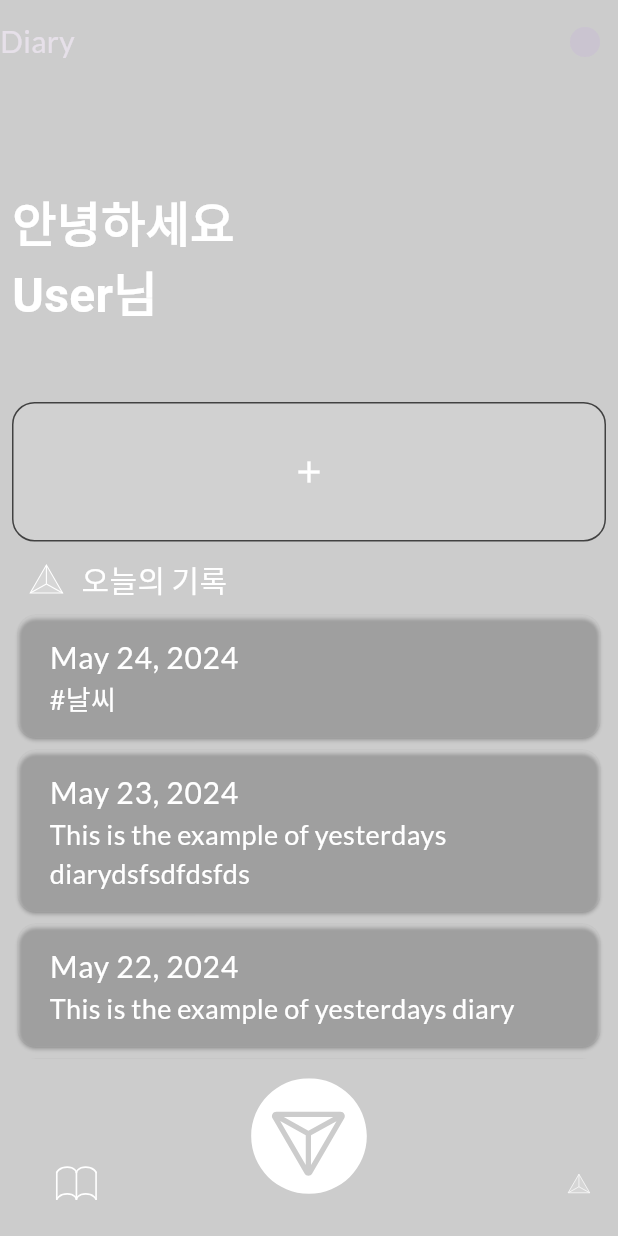
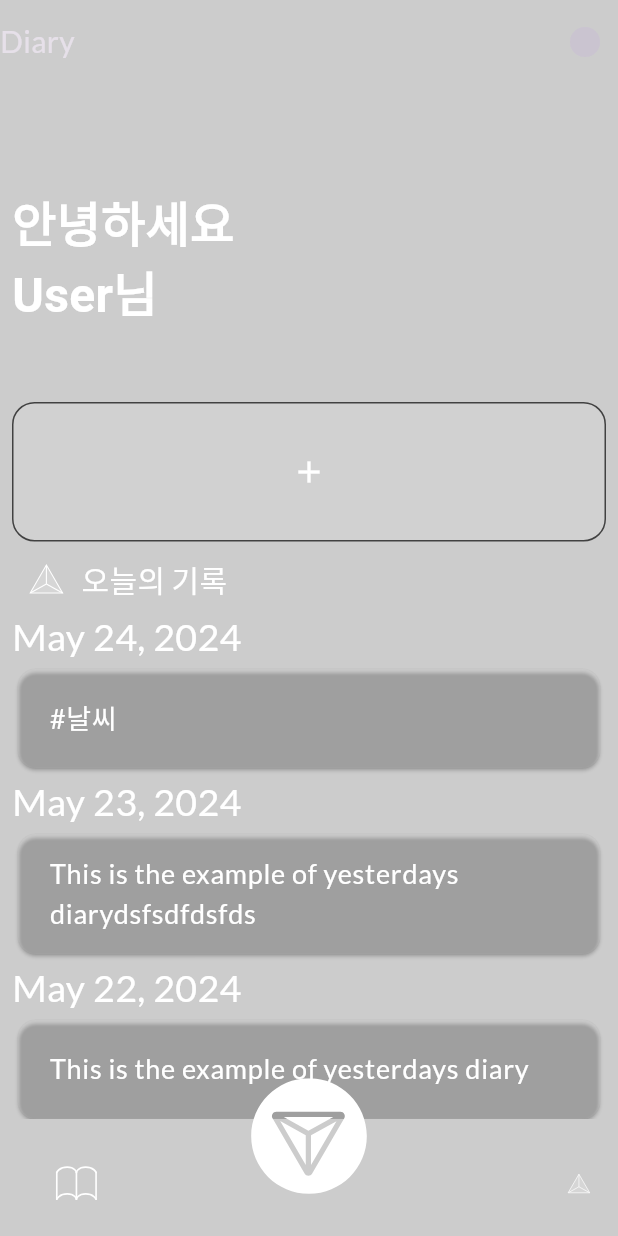
Before and after one commit to uriham/Capstone, a Flutter app: the screen it shows after launch, on a phone screen of 412 x 824 dp. Run offline on Flutter 3.47's test engine with Material 3 defaults, Android fonts, the phone set to English and light mode, and no system bars; our stand-ins replace envied, flutter_riverpod, flutter_svg, google_fonts, palette_generator, scroll_date_picker and 2 more; missing offline and left inert: langchain, langchain_openai.

Commit message:
main부분 날짜별로 분류하기

```diff
--- a/lib/screens/start_screen.dart
+++ b/lib/screens/start_screen.dart
@@ -3,14 +3,16 @@ import 'package:capstone/screens/add_book.dart';
 import 'package:flutter/material.dart';
 import 'package:capstone/widgets/diary_card.dart';
 import 'package:capstone/models/diary.dart';
+import 'package:flutter/widgets.dart';
 import 'package:flutter_riverpod/flutter_riverpod.dart';
 import 'package:flutter_svg/flutter_svg.dart';
 import 'package:capstone/providers/filter_provider.dart';
 
 class StartScreen extends ConsumerStatefulWidget {
-  const StartScreen({super.key, required this.todayDiary,required this.nowFilter});
+  const StartScreen(
+      {super.key, required this.diaryList, required this.nowFilter});
 
-  final List<Diary> todayDiary;
+  final List<Diary> diaryList;
   final Filter nowFilter;
 
   @override
@@ -19,6 +21,131 @@ class StartScreen extends ConsumerStatefulWidget {
 
 class _StartScreenState extends ConsumerState<StartScreen> {
   bool _isLongTaped = false;
+
+  @override
+  Widget build(BuildContext context) {
+    return Padding(
+      padding: const EdgeInsets.all(8),
+      child: CustomScrollView(
+        slivers: [
+          SliverToBoxAdapter(
+            child: Column(
+              crossAxisAlignment: CrossAxisAlignment.stretch,
+              children: [
+                const SizedBox(height: 60), // 위쪽 여백 추가
+                const Text(
+                  '안녕하세요 \nUser님',
+                  style: TextStyle(
+                    color: Colors.white,
+                    fontSize: 32,
+                    fontFamily: 'KoPubWorldDotum_Pro',
+                    fontWeight: FontWeight.w700,
+                    height: 0,
+                  ),
+                ),
+                const SizedBox(height: 50),
+                InkWell(
+                  onTap: () {
+                    Navigator.of(context)
+                        .push(MaterialPageRoute(builder: (ctx) {
+                      return const AddBookScreen();
+                    }));
+                  },
+                  child: Container(
+                    width: double.infinity,
+                    height: 93,
+                    decoration: ShapeDecoration(
+                      color: Colors.white.withOpacity(0.10000000149011612),
+                      shape: RoundedRectangleBorder(
+                        side: const BorderSide(
+                            width: 1, color: Color(0xFF414141)),
+                        borderRadius: BorderRadius.circular(15),
+                      ),
+                    ),
+                    child: const Icon(Icons.add),
+                  ),
+                ),
+                const SizedBox(
+                  height: 10,
+                ),
+                Row(
+                  children: [
+                    const SizedBox(
+                      width: 8,
+                    ),
+                    SvgPicture.asset(
+                      'assets/images/D_PRISM_ic.svg',
+                      width: 30,
+                      height: 30,
+                    ),
+                    const Text(
+                      '  오늘의 기록',
+                      style: TextStyle(fontSize: 20, color: Colors.white),
+                    ),
+                  ],
+                ),
+                const SizedBox(
+                  height: 5,
+                ),
+              ],
+            ),
+          ),
+          SliverList(
+            delegate: SliverChildBuilderDelegate(
+              (context, index) {
+                final diary = widget.diaryList[index];
+                final sameDate = index > 0 &&
+                    widget.diaryList[index - 1].date.day == diary.date.day;
+                return GestureDetector(
+                  onLongPress: () {
+                    setState(() {
+                      ref
+                          .read(selectedDiarysProvider.notifier)
+                          .deleterAllDiary();
+                      _isLongTaped = !_isLongTaped;
+                      ref.read(selectedDiarysProvider.notifier).printState();
+                    });
+                  },
+                  child: Column(
+                    children: [
+                      if (!sameDate)
+                        Align(
+                          child: Text(
+                            diary.formattedDate,
+                            style: const TextStyle(
+                                color: Colors.white, fontSize: 25),
+                          ),
+                          alignment: Alignment.centerLeft,
+                        ),
+                      DiaryCard(
+                        todayDiary: widget.diaryList[index],
+                        index: index,
+                        isLongTaped: _isLongTaped,
+                      ),
+                    ],
+                  ),
+                );
+              },
+              childCount: widget.diaryList.length,
+            ),
+          ),
+          const SliverToBoxAdapter(
+            child: SizedBox(
+              height: 40,
+            ),
+          ),
+        ],
+      ),
+    );
+  }
+}
+
+
+/*
+class StartScreen extends StatelessWidget {
+  const StartScreen({super.key, required this.diaryList});
+
+  final List<Diary> diaryList;
 
   @override
   Widget build(BuildContext context) {
@@ -83,106 +210,9 @@ class _StartScreenState extends ConsumerState<StartScreen> {
           Expanded(
               child: ListView.builder(
             itemBuilder: (context, index) {
-              return GestureDetector(
-                child: DiaryCard(
-                  todayDiary: widget.todayDiary[index],
-                  index: index,
-                  isLongTaped: _isLongTaped,
-                ),
-                onLongPress: () {
-                  setState(() {
-                    ref.read(selectedDiarysProvider.notifier).deleterAllDiary();
-                    _isLongTaped = !_isLongTaped;
-                    ref.read(selectedDiarysProvider.notifier).printState();
-                  });
-                },
-              );
+              return DiaryCard(diaryList: diaryList[index],index: index,);
             },
-            itemCount: widget.todayDiary.length,
-          )),
-
-          const SizedBox(
-            height: 40,
-          )
-        ],
-      ),
-    );
-  }
-}
-
-
-/*
-class StartScreen extends StatelessWidget {
-  const StartScreen({super.key, required this.todayDiary});
-
-  final List<Diary> todayDiary;
-
-  @override
-  Widget build(BuildContext context) {
-    return Padding(
-      padding: const EdgeInsets.all(8),
-      child: Column(
-        crossAxisAlignment: CrossAxisAlignment.stretch,
-        children: [
-          const SizedBox(height: 60), // 위쪽 여백 추가
-          const Text(
-            '안녕하세요 \nUser님',
-            style: TextStyle(
-              color: Colors.white,
-              fontSize: 32,
-              fontFamily: 'KoPubWorldDotum_Pro',
-              fontWeight: FontWeight.w700,
-              height: 0,
-            ),
-          ),
-          const SizedBox(height: 50),
-          InkWell(
-            onTap: () {
-              Navigator.of(context).push(MaterialPageRoute(builder: (ctx) {
-                return const AddBookScreen();
-              }));
-            },
-            child: Container(
-              width: double.infinity,
-              height: 93,
-              decoration: ShapeDecoration(
-                color: Colors.white.withOpacity(0.10000000149011612),
-                shape: RoundedRectangleBorder(
-                  side: const BorderSide(width: 1, color: Color(0xFF414141)),
-                  borderRadius: BorderRadius.circular(15),
-                ),
-              ),
-              child: const Icon(Icons.add),
-            ),
-          ),
-          const SizedBox(
-            height: 10,
-          ),
-          Row(
-            children: [
-              const SizedBox(
-                width: 8,
-              ),
-              SvgPicture.asset(
-                'assets/images/D_PRISM_ic.svg',
-                width: 30,
-                height: 30,
-              ),
-              const Text(
-                '  오늘의 기록',
-                style: TextStyle(fontSize: 20, color: Colors.white),
-              ),
-            ],
-          ),
-          const SizedBox(
-            height: 5,
-          ),
-          Expanded(
-              child: ListView.builder(
-            itemBuilder: (context, index) {
-              return DiaryCard(todayDiary: todayDiary[index],index: index,);
-            },
-            itemCount: todayDiary.length,
+            itemCount: diaryList.length,
           )),
 
           const SizedBox(
--- a/lib/widgets/diary_list_tile.dart
+++ b/lib/widgets/diary_list_tile.dart
@@ -35,7 +35,6 @@ class _DiaryListTileState extends ConsumerState<DiaryListTile> {
   @override
   Widget build(BuildContext context) {
     return ListTile(
-
       enabled: !widget.todayDiary.isUsed,
       trailing: widget.isLongTaped && !widget.todayDiary.isUsed
           ? Checkbox(
@@ -50,8 +49,7 @@ class _DiaryListTileState extends ConsumerState<DiaryListTile> {
                 });
               })
           : null,
-      title: Text(widget.todayDiary.formattedDate,
-          style: const TextStyle(fontSize: 20, color: Colors.white)),
+
       onTap: widget.isLongTaped
           ? () {
               setState(() {
@@ -73,7 +71,7 @@ class _DiaryListTileState extends ConsumerState<DiaryListTile> {
                 ),
               );
             },
-      subtitle: Align(
+      title: Align(
         alignment: Alignment.centerLeft,
         child: Text(widget.todayDiary.text,
             style: const TextStyle(fontSize: 18, color: Colors.white)),
```
Also changed, not shown: lib/screens/tab.dart (+35 -6 lines).
